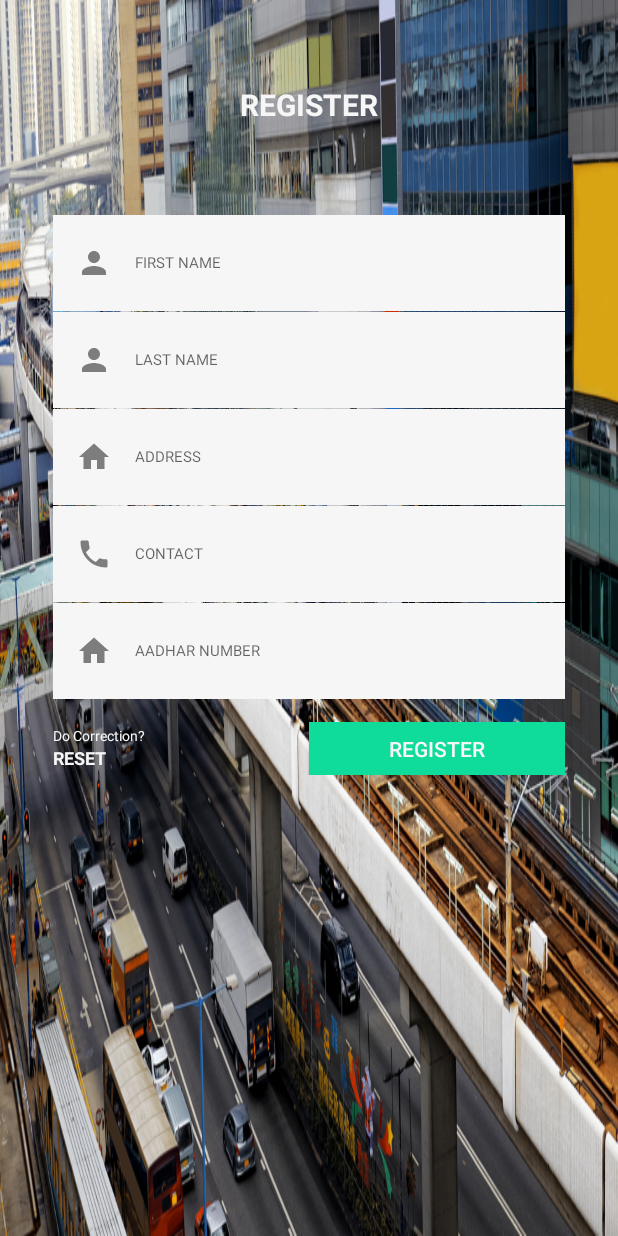
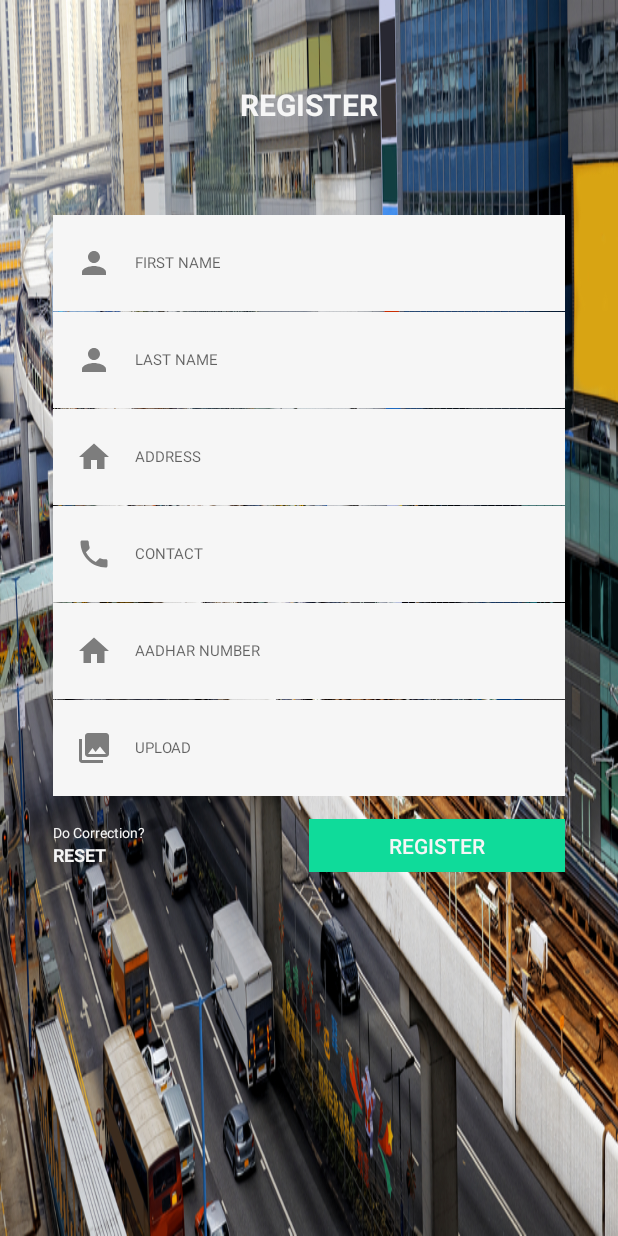
Before and after one commit to btp3/GpsMainApp, an Android app: the CompleteProfileActivity screen opened directly, with no data from a screen before it, on a phone screen of 412 x 824 dp. Run offline under Robolectric (Android 15) with nearby library versions, the phone set to English and light mode, and no system bars; 1 statement that could not run was skipped.

Commit message:
August 31

```diff
--- a/app/src/main/AndroidManifest.xml
+++ b/app/src/main/AndroidManifest.xml
@@ -24,7 +24,7 @@
         android:theme="@style/AppTheme"
         android:largeHeap="true">
 
-        <activity android:name=".Activities.LocationActivity">
+        <activity android:name=".Activities.SignUpActivity">
             <intent-filter>
                 <action android:name="android.intent.action.MAIN" />
                 <category android:name="android.intent.category.LAUNCHER" />
--- a/app/src/main/java/com/developer/iron_man/gpsmain/Activities/MainActivity.java
+++ b/app/src/main/java/com/developer/iron_man/gpsmain/Activities/MainActivity.java
@@ -3,9 +3,7 @@ package com.developer.iron_man.gpsmain.Activities;
 import android.content.Intent;
 import android.os.Bundle;
 import android.os.Handler;
-import android.support.design.widget.FloatingActionButton;
 import android.support.design.widget.NavigationView;
-import android.support.design.widget.Snackbar;
 import android.support.v4.app.Fragment;
 import android.support.v4.app.FragmentTransaction;
 import android.support.v4.view.GravityCompat;
@@ -18,6 +16,7 @@ import android.view.MenuItem;
 import android.view.View;
 import android.widget.ImageView;
 import android.widget.TextView;
+
 import com.bumptech.glide.Glide;
 import com.bumptech.glide.load.engine.DiskCacheStrategy;
 import com.developer.iron_man.gpsmain.Fragments.Fragment_three;
@@ -25,7 +24,6 @@ import com.developer.iron_man.gpsmain.Fragments.Fragment_two;
 import com.developer.iron_man.gpsmain.Fragments.HomeFragment;
 import com.developer.iron_man.gpsmain.Others.CircleTrasform;
 import com.developer.iron_man.gpsmain.R;
-import com.developer.iron_man.gpsmain.Services.GpsService;
 
 /**
  * Created by sagar on 27/7/17.
@@ -99,8 +97,6 @@ public class MainActivity extends AppCompatActivity {
                 CURRENT_TAG = TAG_HOME;
                 loadHomeFragment();
             }
-
-            startService(new Intent(MainActivity.this, GpsService.class));
         }
 
         /***
--- /dev/null
+++ b/app/src/main/java/models/User.java
@@ -0,0 +1,125 @@
+package models;
+
+import java.io.Serializable;
+import com.google.gson.annotations.Expose;
+import com.google.gson.annotations.SerializedName;
+
+public class User implements Serializable
+{
+
+    @SerializedName("first_name")
+    @Expose
+    private String firstName;
+    @SerializedName("last_name")
+    @Expose
+    private String lastName;
+    @SerializedName("password")
+    @Expose
+    private String password;
+    @SerializedName("username")
+    @Expose
+    private String username;
+    @SerializedName("email")
+    @Expose
+    private String email;
+    @SerializedName("contact")
+    @Expose
+    private String contact;
+    @SerializedName("address")
+    @Expose
+    private String address;
+    @SerializedName("aadhar")
+    @Expose
+    private long aadhar;
+    @SerializedName("photo")
+    @Expose
+    private String photo;
+    private final static long serialVersionUID = 1964219846608353673L;
+
+    public String getFirstName() {
+        return firstName;
+    }
+
+    public void setFirstName(String firstName) {
+        this.firstName = firstName;
+    }
+
+    public String getLastName() {
+        return lastName;
+    }
+
+    public void setLastName(String lastName) {
+        this.lastName = lastName;
+    }
+
+    public String getPassword() {
+        return password;
+    }
+
+    public void setPassword(String password) {
+        this.password = password;
+    }
+
+    public String getUsername() {
+        return username;
+    }
+
+    public void setUsername(String username) {
+        this.username = username;
+    }
+
+    public String getEmail() {
+        return email;
+    }
+
+    public void setEmail(String email) {
+        this.email = email;
+    }
+
+    public String getContact() {
+        return contact;
+    }
+
+    public void setContact(String contact) {
+        this.contact = contact;
+    }
+
+    public String getAddress() {
+        return address;
+    }
+
+    public void setAddress(String address) {
+        this.address = address;
+    }
+
+    public long getAadhar() {
+        return aadhar;
+    }
+
+    public void setAadhar(long aadhar) {
+        this.aadhar = aadhar;
+    }
+
+    public String getPhoto() {
+        return photo;
+    }
+
+    public void setPhoto(String photo) {
+        this.photo = photo;
+    }
+
+    @Override
+    public String toString() {
+        return "User{" +
+                "firstName='" + firstName + '\'' +
+                ", lastName='" + lastName + '\'' +
+                ", password='" + password + '\'' +
+                ", username='" + username + '\'' +
+                ", email='" + email + '\'' +
+                ", contact='" + contact + '\'' +
+                ", address='" + address + '\'' +
+                ", aadhar='" + aadhar + '\'' +
+                ", photo='" + photo + '\'' +
+                '}';
+    }
+}
--- a/app/src/main/java/retrofit/APIServices.java
+++ b/app/src/main/java/retrofit/APIServices.java
@@ -4,15 +4,17 @@ package retrofit;
  * Created by Iron_Man on 24/06/17.
  */
 
+import com.google.gson.JsonObject;
+
 import models.LocationModel;
+import models.LoginModel;
 import models.QRModel;
+import models.User;
 import models.UserModel;
 import retrofit2.Call;
 import retrofit2.http.Body;
-import retrofit2.http.Field;
-import retrofit2.http.FormUrlEncoded;
 import retrofit2.http.GET;
-import retrofit2.http.Multipart;
+import retrofit2.http.Headers;
 import retrofit2.http.POST;
 import retrofit2.http.Path;
 
@@ -21,10 +23,17 @@ public interface APIServices {
     @POST("/api/location/create/")
     Call<LocationModel> savePost(@Body LocationModel locationModel);
 
-    @Multipart
-    @POST("/api/accounts/users/create/")
-    Call<UserModel> createUser();
+    @Headers("Content-Type: application/x-www-form-urlencoded")
+    @POST("/account/test/")
+    Call<User> createNewUser(@Body User user);
+
+    @POST("/account/test/")
+    Call<UserModel> createUser(@Body UserModel userModel);
 
     @GET("/api/accounts/drivers/{license_num}")
     Call<QRModel> getDriverDetails(@Path("license_num") String license_num);
+
+    @Headers("Content-Type: application/json")
+    @POST("/api-token-auth/")
+    Call<JsonObject> getToken(@Body JsonObject loginModel);
 }
--- a/app/src/main/java/retrofit/AuthenticationInterceptor.java
+++ b/app/src/main/java/retrofit/AuthenticationInterceptor.java
@@ -25,6 +25,7 @@ public class AuthenticationInterceptor implements Interceptor {
         Request.Builder builder = original.newBuilder()
                 .header("Authorization", authToken);
 
+
         Request request = builder.build();
         return chain.proceed(request);
     }
--- /dev/null
+++ b/app/src/main/res/drawable/ic_photo_library_grey_24dp.xml
@@ -0,0 +1,9 @@
+<vector xmlns:android="http://schemas.android.com/apk/res/android"
+        android:width="24dp"
+        android:height="24dp"
+        android:viewportWidth="24.0"
+        android:viewportHeight="24.0">
+    <path
+        android:fillColor="@color/grey"
+        android:pathData="M22,16L22,4c0,-1.1 -0.9,-2 -2,-2L8,2c-1.1,0 -2,0.9 -2,2v12c0,1.1 0.9,2 2,2h12c1.1,0 2,-0.9 2,-2zM11,12l2.03,2.71L16,11l4,5L8,16l3,-4zM2,6v14c0,1.1 0.9,2 2,2h14v-2L4,20L4,6L2,6z"/>
+</vector>
--- a/app/src/main/res/layout/activity_register_layout.xml
+++ b/app/src/main/res/layout/activity_register_layout.xml
@@ -25,6 +25,11 @@
                 android:layout_marginBottom="30dp"
                 android:layout_marginTop="?attr/actionBarSize"
                 android:layout_centerHorizontal="true" />
+
+            <ImageView
+                android:layout_width="wrap_content"
+                android:layout_height="wrap_content"
+                android:id="@+id/image"/>
 
             <EditText
                 android:layout_width="match_parent"
@@ -71,7 +76,6 @@
                 android:hint="@string/address"
                 android:background="@drawable/edittext_background"
                 android:layout_below="@+id/lastName"
-                android:inputType="textPassword"
                 android:id="@+id/address"
                 android:textSize="10dp"
                 android:paddingTop="20dp"
@@ -91,7 +95,7 @@
                 android:hint="@string/contact"
                 android:background="@drawable/edittext_background"
                 android:layout_below="@+id/address"
-                android:inputType="textPassword"
+                android:inputType="number"
                 android:id="@+id/contact"
                 android:textSize="10dp"
                 android:paddingTop="20dp"
@@ -111,7 +115,7 @@
                 android:hint="@string/adhar"
                 android:background="@drawable/edittext_background"
                 android:layout_below="@+id/contact"
-                android:inputType="textPassword"
+                android:inputType="number"
                 android:id="@+id/aadhar"
                 android:textSize="10dp"
                 android:paddingTop="20dp"
@@ -125,11 +129,31 @@
                 android:paddingRight="15dp"
                 />
 
+            <TextView
+                android:layout_width="match_parent"
+                android:layout_height="wrap_content"
+                android:hint="@string/upload"
+                android:background="@drawable/edittext_background"
+                android:layout_below="@+id/aadhar"
+                android:id="@+id/imageViewPhoto"
+                android:textSize="10dp"
+                android:paddingTop="20dp"
+                android:paddingBottom="20dp"
+                android:drawableLeft="@drawable/ic_photo_library_grey_24dp"
+                android:layout_marginLeft="35dp"
+                android:layout_marginRight="35dp"
+                android:layout_marginTop="0.1dp"
+                android:paddingLeft="15dp"
+                android:drawablePadding="15dp"
+                android:paddingRight="15dp"
+                android:gravity="center_vertical"
+                />
+
             <LinearLayout
                 android:layout_width="match_parent"
                 android:layout_height="wrap_content"
                 android:id="@+id/layout1"
-                android:layout_below="@+id/aadhar"
+                android:layout_below="@+id/imageViewPhoto"
                 android:layout_marginRight="35dp"
                 android:layout_marginLeft="35dp"
                 android:weightSum="100"
--- a/app/src/main/res/layout/signup_layout.xml
+++ b/app/src/main/res/layout/signup_layout.xml
@@ -137,6 +137,7 @@
             android:textColor="@color/colorAccent"
             android:layout_gravity="center"
             android:minHeight="35dp"
+            android:id="@+id/sign_in_button"
             />
 
     </LinearLayout>
--- a/app/src/main/res/values/strings.xml
+++ b/app/src/main/res/values/strings.xml
@@ -23,6 +23,7 @@
     <string name="password">Password</string>
     <string name="confirm_password">Confirm Password</string>
     <string name="register">REGISTER</string>
+    <string name="upload">UPLOAD</string>
 
     <string name="navigation_drawer_open">Open navigation drawer</string>
     <string name="navigation_drawer_close">Close navigation drawer</string>
```
Also changed, not shown: app/src/main/java/com/developer/iron_man/gpsmain/Activities/LocationActivity.java (+0 -7 lines), app/src/main/java/com/developer/iron_man/gpsmain/Activities/SignUpActivity.java (+61 -2 lines), app/src/main/java/com/developer/iron_man/gpsmain/CompleteProfileActivity.java (+89 -39 lines), app/src/main/java/com/developer/iron_man/gpsmain/Services/GpsService.java (deleted, +0 -57 lines), app/src/main/java/com/developer/iron_man/gpsmain/Services/LocationService.java (+10 -5 lines), app/src/main/java/models/LocationModel.java (+43 -19 lines), app/src/main/java/models/LoginModel.java (added, +27 -0 lines), app/src/main/java/models/UserModel.java (+14 -0 lines), 66 other files.
